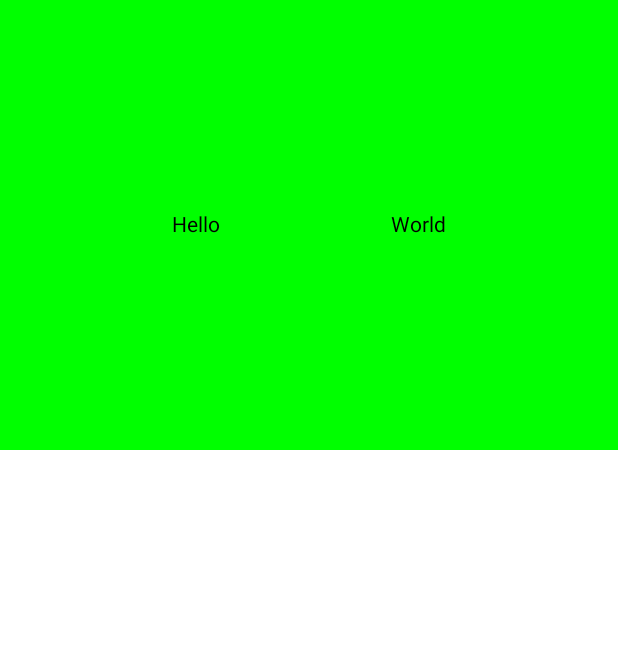
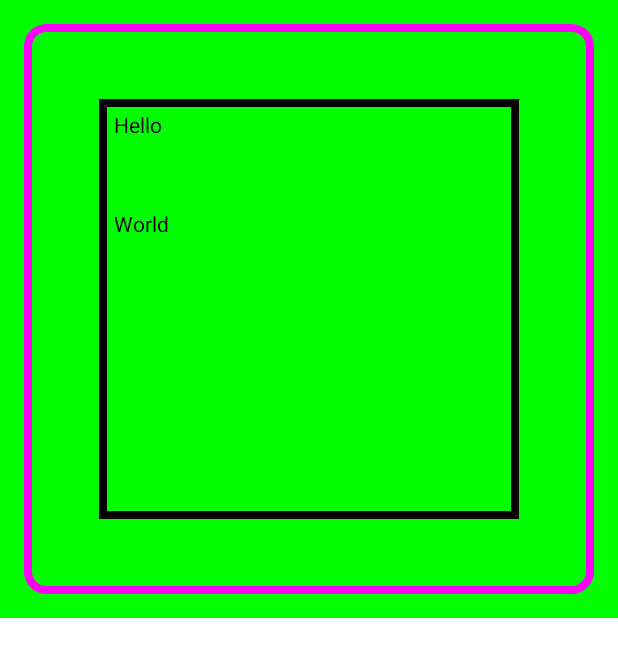
Before and after one commit to hanselgunawan/jetpack-compose, an Android app built with Jetpack Compose: the screen it shows after launch (MainActivity), on a phone screen of 412 x 824 dp. Shown: the top 657 px of the screen. Run offline under Robolectric (Android 15) with nearby library versions, the phone set to English and light mode, and no system bars.

Commit message:
Added paddings, borders, and clickable function

```diff
--- a/app/src/main/java/com/example/jetpackcompose/MainActivity.kt
+++ b/app/src/main/java/com/example/jetpackcompose/MainActivity.kt
@@ -1,15 +1,21 @@
 package com.example.jetpackcompose
 
 import android.os.Bundle
+import android.widget.Toast
 import androidx.activity.ComponentActivity
 import androidx.activity.compose.setContent
 import androidx.compose.foundation.background
-import androidx.compose.foundation.layout.Arrangement
-import androidx.compose.foundation.layout.Row
+import androidx.compose.foundation.border
+import androidx.compose.foundation.clickable
+import androidx.compose.foundation.layout.Column
+import androidx.compose.foundation.layout.Spacer
+import androidx.compose.foundation.layout.fillMaxHeight
 import androidx.compose.foundation.layout.fillMaxWidth
 import androidx.compose.foundation.layout.height
+import androidx.compose.foundation.layout.offset
+import androidx.compose.foundation.layout.padding
+import androidx.compose.foundation.shape.RoundedCornerShape
 import androidx.compose.material.Text
-import androidx.compose.ui.Alignment
 import androidx.compose.ui.Modifier
 import androidx.compose.ui.graphics.Color
 import androidx.compose.ui.unit.dp
@@ -18,15 +24,23 @@ class MainActivity : ComponentActivity() {
     override fun onCreate(savedInstanceState: Bundle?) {
         super.onCreate(savedInstanceState)
         setContent {
-            Row (
-                modifier = Modifier
+            Column(
+                // Modifier will be applied sequentially
+                Modifier
+                    .background(Color.Green)
+                    .fillMaxHeight(0.5f)
                     .fillMaxWidth()
-                    .height(300.dp)
-                    .background(Color.Green),
-                verticalAlignment = Alignment.CenterVertically,
-                horizontalArrangement = Arrangement.SpaceEvenly
+                    .padding(16.dp)
+                    .border(5.dp, Color.Magenta, RoundedCornerShape(15.dp))
+                    .padding(50.dp)
+                    .border(5.dp, Color.Black)
+                    .padding(10.dp)
+//                    .requiredWidth(300.dp)
             ) {
-                Text(text = "Hello")
+                Text(text = "Hello", modifier = Modifier.clickable {
+                    Toast.makeText(this@MainActivity, "Clicked!", Toast.LENGTH_SHORT).show()
+                })
+                Spacer(modifier = Modifier.height(50.dp)) // to put an extra space
                 Text(text = "World")
             }
         }
```
